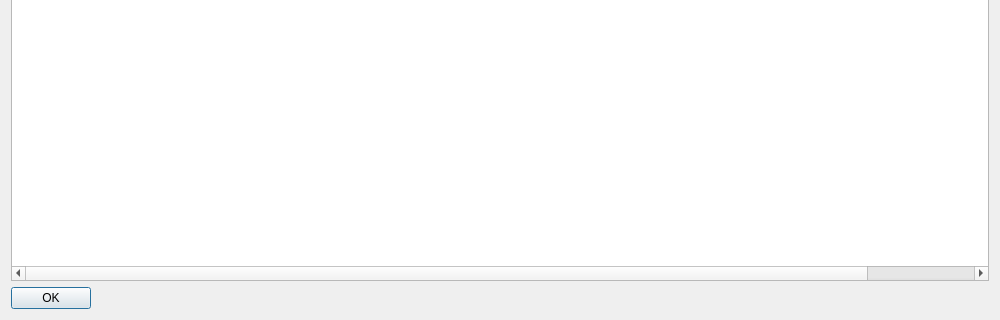
Before: the Qt Designer form src/qt/forms/coincontroldialog.ui in SpectreSecurityCoin/SpectreSecurityCoin, drawn with Qt 5; both pictures show x 0 to 1000 and y 180 to 500 of the 1000 by 500 pixel window.
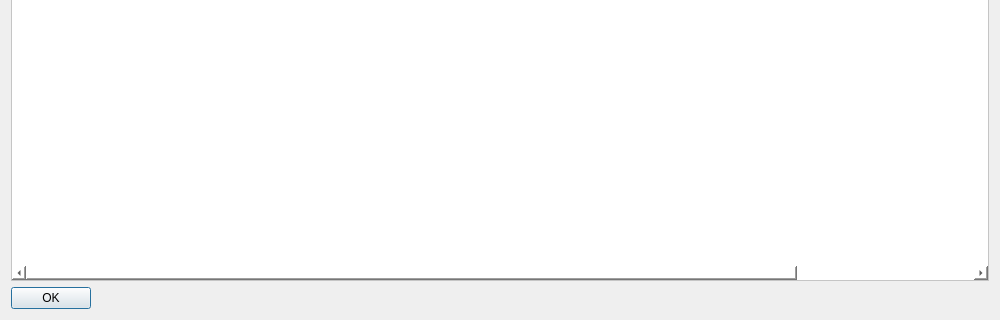
After: the same form once the commit is applied. Custom widgets are drawn as their Qt base class.

```diff
--- a/src/qt/forms/coincontroldialog.ui
+++ b/src/qt/forms/coincontroldialog.ui
@@ -447,11 +447,15 @@
      <property name="contextMenuPolicy">
       <enum>Qt::CustomContextMenu</enum>
      </property>
+     <property name="styleSheet">
+      <string notr="true">background-color: rgb(255, 255, 255);
+color: rgb(0, 0, 0);</string>
+     </property>
      <property name="sortingEnabled">
       <bool>false</bool>
      </property>
      <property name="columnCount">
-      <number>11</number>
+      <number>12</number>
      </property>
      <attribute name="headerShowSortIndicator" stdset="0">
       <bool>true</bool>
@@ -483,7 +487,7 @@
       <property name="text">
        <string>Darksend Rounds</string>
       </property>
-    </column>
+     </column>
      <column>
       <property name="text">
        <string>Date</string>
```
Left out of the diff: 2 changed lines with no effect on the pictures.
